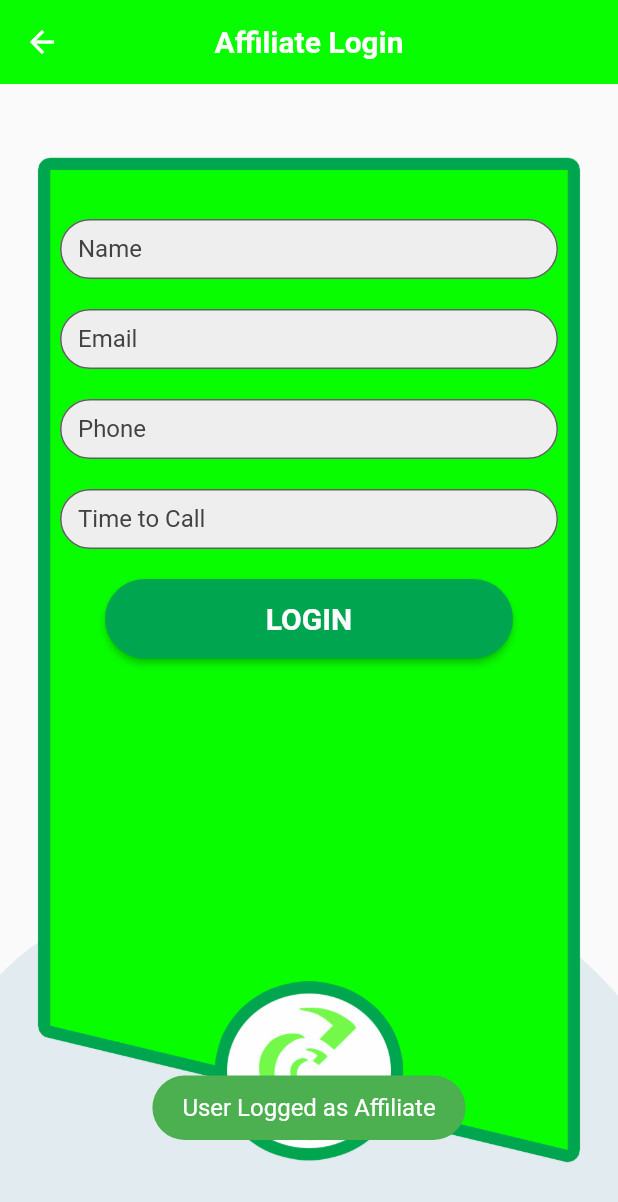
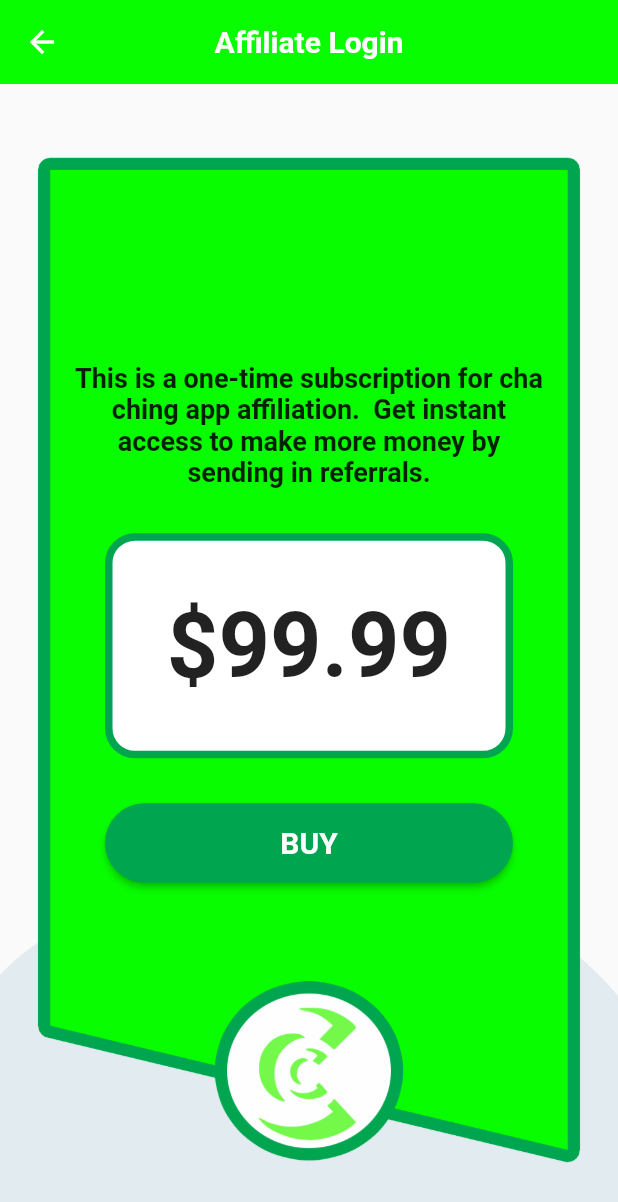
Before and after one commit to dnadawa/Cha-Shing-App-Flutter, a Flutter app: the AffiliateLogin screen opened directly, after a tap on "LOGIN", on a phone screen of 412 x 824 dp. Shown: the top 1202 px of the screen. Run offline on Flutter 3.47's test engine with Material 2 defaults, Android fonts, the light colour scheme and no system bars; our stand-ins replace audioplayers, cloud_firestore, file_picker, firebase_auth, fluttertoast, google_fonts and 2 more; missing offline and left inert: mailer, responsive_widgets; accounts and stored records are empty; network calls fail.

Commit message:
Bug Fixed

```diff
--- /dev/null
+++ b/lib/screens/affiliate-buy.dart
@@ -0,0 +1,123 @@
+import 'package:cha_shing/widgets/button.dart';
+import 'package:cha_shing/widgets/textbox.dart';
+import 'package:cha_shing/widgets/toast.dart';
+import 'package:cloud_firestore/cloud_firestore.dart';
+import 'package:flutter/material.dart';
+import 'package:url_launcher/url_launcher.dart';
+
+
+
+class AffiliatePayment extends StatelessWidget {
+  final String name;
+  final String email;
+  final String phone;
+  final String timeToCall;
+
+  const AffiliatePayment({Key key, this.name, this.email, this.phone, this.timeToCall}) : super(key: key);
+
+
+
+  _launchURL() async {
+    const url = 'https://royaltybuildersllc.com/shop?olsPage=products%2Faffiliate-sign-up';
+    if (await canLaunch(url)) {
+      await launch(url,forceWebView: true,enableJavaScript: true,forceSafariVC: true);
+    } else {
+      throw 'Could not launch $url';
+    }
+  }
+
+  @override
+  Widget build(BuildContext context) {
+    return Scaffold(
+      resizeToAvoidBottomInset: false,
+      appBar: AppBar(
+        iconTheme: IconThemeData(color: Colors.white),
+        title: Text('Affiliate Login',style: TextStyle(color: Colors.white,fontWeight: FontWeight.bold),),
+        elevation: 0,
+        centerTitle: true,
+      ),
+
+      body: Center(
+        child: Stack(
+          children: <Widget>[
+            Align(
+                alignment: Alignment.bottomCenter,
+                child: Image(image: AssetImage('images/shape.png'))),
+            Container(
+              width: double.infinity,
+              height: double.infinity,
+              margin: EdgeInsets.all(20),
+              decoration: BoxDecoration(
+                image: DecorationImage(image: AssetImage('images/logo_back.png')),//todo: add image
+                //color: Theme.of(context).primaryColor,
+                borderRadius: BorderRadius.circular(10),
+              ),
+              child: Padding(
+                padding: const EdgeInsets.symmetric(horizontal: 20),
+                child: Column(
+                  mainAxisAlignment: MainAxisAlignment.center,
+                  crossAxisAlignment: CrossAxisAlignment.center,
+                  children: <Widget>[
+                   Padding(
+                     padding: const EdgeInsets.symmetric(horizontal: 10),
+                     child: Text('This is a one-time subscription for cha ching app affiliation.  Get instant access to make more money by sending in referrals. ',
+                     style: TextStyle(fontSize: 18,fontWeight: FontWeight.bold),textAlign: TextAlign.center,),
+                   ),
+
+                    Padding(
+                      padding: const EdgeInsets.all(30),
+                      child: Container(
+                        height: 150,
+                        width: 400,
+                        decoration: BoxDecoration(
+                          color: Colors.white,
+                          border: Border.all(color: Theme.of(context).accentColor,width: 5),
+                          borderRadius: BorderRadius.circular(20)
+                        ),
+                        child: Center(child: Text('\$99.99',style: TextStyle(fontWeight: FontWeight.bold,fontSize: 60),)),
+                      ),
+                    ),
+
+                    Padding(
+                      padding: const EdgeInsets.fromLTRB(30,0,30,50),
+                      child: Button(text: 'BUY',color: Theme.of(context).accentColor,textColor: Colors.white,onclick: () async {
+
+
+                        var sub = await Firestore.instance.collection('affiliate').where('email', isEqualTo: email).getDocuments();
+                        var userlist = sub.documents;
+
+                        if(userlist.isEmpty){
+                          await Firestore.instance.collection('affiliate').add({
+                            'name': name,
+                            'email': email,
+                            'phone': phone,
+                            'time_to_call': timeToCall});
+
+                          _launchURL();
+                          //ToastBar(text: 'User Logged as Affiliate',color: Colors.green).show();
+
+
+
+
+                        }else{
+                          ToastBar(text: 'You are already an Affiliate',color: Colors.red).show();
+                        }
+
+
+
+
+
+
+                      },),
+                    )
+
+                  ],
+                ),
+              ),
+            ),
+          ],
+        ),
+      ),
+    );
+  }
+}
--- a/lib/screens/affiliate-login.dart
+++ b/lib/screens/affiliate-login.dart
@@ -1,7 +1,9 @@
+import 'package:cha_shing/screens/affiliate-buy.dart';
 import 'package:cha_shing/widgets/button.dart';
 import 'package:cha_shing/widgets/textbox.dart';
 import 'package:cha_shing/widgets/toast.dart';
 import 'package:cloud_firestore/cloud_firestore.dart';
+import 'package:flutter/cupertino.dart';
 import 'package:flutter/material.dart';
 import 'package:url_launcher/url_launcher.dart';
 
@@ -67,32 +69,11 @@
                       padding: const EdgeInsets.fromLTRB(30,20,30,20),
                       child: Button(color: Theme.of(context).accentColor,text: 'LOGIN',onclick: () async {
 
+                        Navigator.push(
+                          context,
+                          CupertinoPageRoute(builder: (context) => AffiliatePayment(email: email.text,name: name.text,phone: phone.text,timeToCall: timetocall.text,)),
+                        );
 
-                        var sub = await Firestore.instance.collection('affiliate').where('email', isEqualTo: email.text).getDocuments();
-                        var userlist = sub.documents;
-
-                        if(userlist.isEmpty){
-                          await Firestore.instance.collection('affiliate').add({
-                            'name': name.text,
-                            'email': email.text,
-                            'phone': phone.text,
-                            'time_to_call': timetocall.text
-                          });
-
-                          ToastBar(text: 'User Logged as Affiliate',color: Colors.green).show();
-                          _launchURL();
-
-                          name.clear();
-                          email.clear();
-                          phone.clear();
-                          timetocall.clear();
-
-
-
-
-                        }else{
-                          ToastBar(text: 'You are already an Affiliate',color: Colors.red).show();
-                        }
 
 
                       },),
--- a/lib/screens/log-in.dart
+++ b/lib/screens/log-in.dart
@@ -17,6 +17,23 @@
 
   FirebaseAuth auth = FirebaseAuth.instance;
 
+
+  resetPassword() async {
+    if(email.text!=''){
+      try{
+        await auth.sendPasswordResetEmail(email: email.text);
+        ToastBar(text: 'Password reset link is sent to your email!',color: Colors.green).show();
+      }
+      catch(E){
+        ToastBar(text: 'Something went Wrong!',color: Colors.red).show();
+      }
+
+    }
+    else{
+      ToastBar(text: 'Please enter your email address!',color: Colors.red).show();
+    }
+
+  }
 
  signIn(String email, String password,BuildContext context) async {
 
@@ -68,6 +85,8 @@
                   child: Button(color: Theme.of(context).accentColor,text: 'LOGIN',onclick: ()=>signIn(email.text, password.text,context),),
                 ),
 
+
+
                 Padding(
                   padding: const EdgeInsets.fromLTRB(40,15,40,0),
                   child: Button(color: Theme.of(context).accentColor,text: 'Create an Account', onclick: (){
@@ -77,7 +96,13 @@
                     );
 
                   },),
-                )
+                ),
+                Padding(
+                  padding: const EdgeInsets.only(top: 20),
+                  child: GestureDetector(
+                      onTap: ()=>resetPassword(),
+                      child: Text('Forgot Password',style: TextStyle(fontWeight: FontWeight.bold,fontSize: 16),)),
+                ),
               ],
             ),
           ),
```
Also changed, not shown: lib/main.dart (+0 -14 lines), 3 other files.
